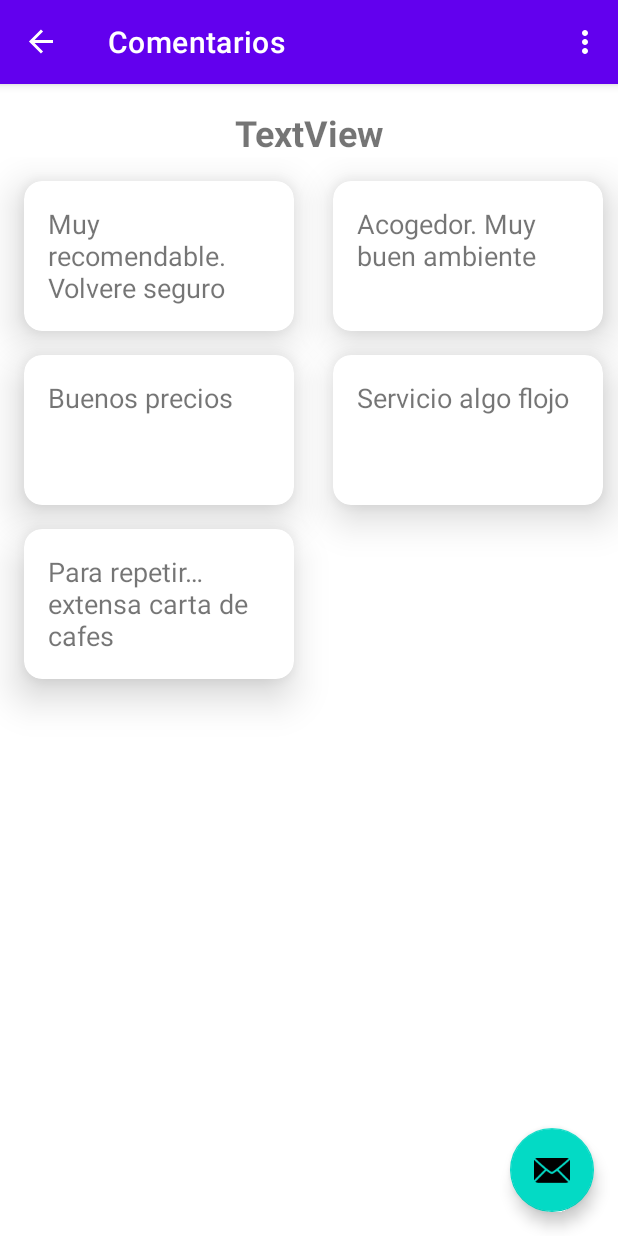
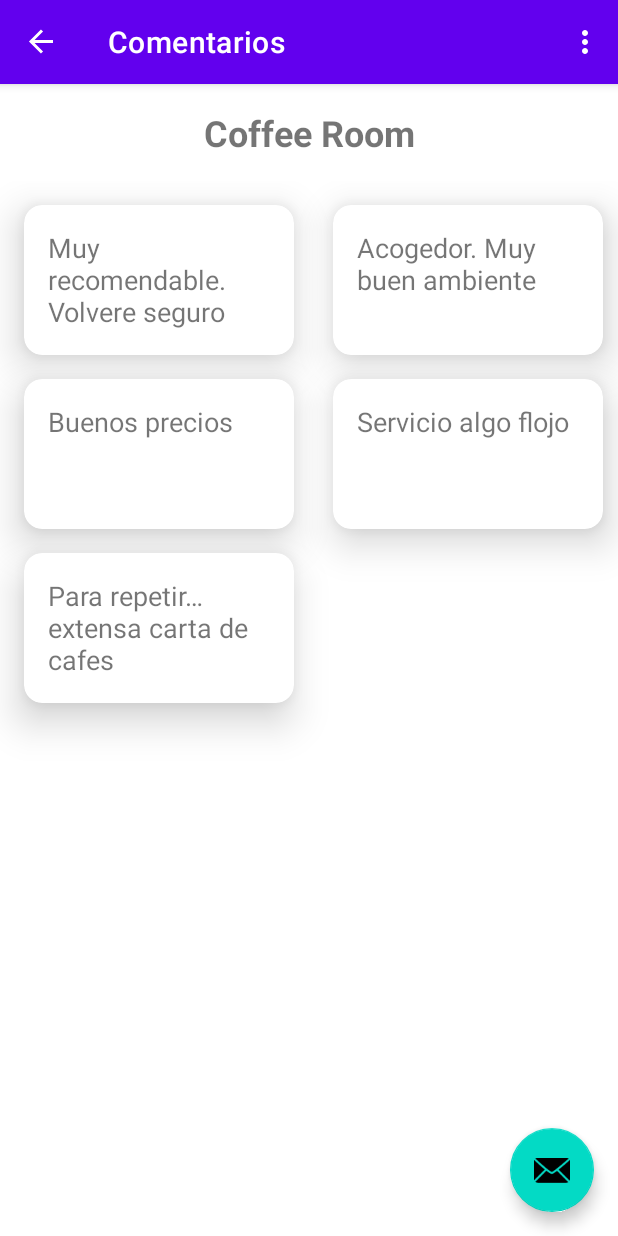
Before and after one commit to Cherry708/DI_Tema6_Ejercicio2_CoffeShops_fragmentTransition, an Android app: the screen it shows after launch (MainActivity), after a tap on "Coffee Room", on a phone screen of 412 x 824 dp. Run offline under Robolectric (Android 15) with nearby library versions, the phone set to English and light mode, and no system bars; our stand-ins replace navigation-ui.

Commit message:
Ejercicio 1 con bundle

```diff
--- a/app/src/main/java/com/example/di_practica3_ejercicio1_tema3/FirstFragment.kt
+++ b/app/src/main/java/com/example/di_practica3_ejercicio1_tema3/FirstFragment.kt
@@ -5,7 +5,6 @@ import androidx.fragment.app.Fragment
 import android.view.LayoutInflater
 import android.view.View
 import android.view.ViewGroup
-import android.widget.Toast
 import androidx.core.os.bundleOf
 import androidx.navigation.fragment.findNavController
 import androidx.recyclerview.widget.LinearLayoutManager
@@ -31,28 +30,30 @@ class FirstFragment : Fragment() {
         inflater: LayoutInflater, container: ViewGroup?,
         savedInstanceState: Bundle?
     ): View? {
-
+/*
         _binding = FragmentFirstBinding.inflate(inflater, container, false)
         return binding.root
 
+ */
+        return inflater.inflate(R.layout.fragment_first, container, false)
     }
 
-    val listaItems = ArrayList<ShopItem>()
+    val listaShops = ArrayList<ShopItem>()
     override fun onViewCreated(view: View, savedInstanceState: Bundle?) {
         super.onViewCreated(view, savedInstanceState)
 
-        listaItems.add(ShopItem(R.drawable.images, R.string.cafe0, R.string.subtitulo0))
-        listaItems.add(ShopItem(R.drawable.images1, R.string.cafe1, R.string.subtitulo1))
-        listaItems.add(ShopItem(R.drawable.images2, R.string.cafe2, R.string.subtitulo2))
-        listaItems.add(ShopItem(R.drawable.images3, R.string.cafe3, R.string.subtitulo3))
-        listaItems.add(ShopItem(R.drawable.images4, R.string.cafe4, R.string.subtitulo4))
-        listaItems.add(ShopItem(R.drawable.images5, R.string.cafe5, R.string.subtitulo5))
-        listaItems.add(ShopItem(R.drawable.images6, R.string.cafe6, R.string.subtitulo6))
+        listaShops.add(ShopItem(R.drawable.images, R.string.cafe0, R.string.subtitulo0))
+        listaShops.add(ShopItem(R.drawable.images1, R.string.cafe1, R.string.subtitulo1))
+        listaShops.add(ShopItem(R.drawable.images2, R.string.cafe2, R.string.subtitulo2))
+        listaShops.add(ShopItem(R.drawable.images3, R.string.cafe3, R.string.subtitulo3))
+        listaShops.add(ShopItem(R.drawable.images4, R.string.cafe4, R.string.subtitulo4))
+        listaShops.add(ShopItem(R.drawable.images5, R.string.cafe5, R.string.subtitulo5))
+        listaShops.add(ShopItem(R.drawable.images6, R.string.cafe6, R.string.subtitulo6))
 
         val recView = view.findViewById<RecyclerView>(R.id.rvShops)
         recView.setHasFixedSize(true)
 
-        val adaptador = ShopItemAdapter(listaItems)
+        val adaptador = ShopItemAdapter(listaShops)
         recView.adapter = adaptador
         recView.layoutManager = LinearLayoutManager(context, LinearLayoutManager.VERTICAL, false)
 
@@ -64,7 +65,12 @@ class FirstFragment : Fragment() {
          */
         adaptador.onClick = {
             //bundleOf(listaItems.get(it).)
-            findNavController().navigate(R.id.action_FirstFragment_to_SecondFragment)
+            val itemSeleccionado = listaShops[recView.getChildAdapterPosition(it)]
+            /*
+            El titulo de ShopItem es un entero que apunta a un recurso, debemos llamara al recurso
+             */
+            val bundle = bundleOf("tvNombreTienda" to resources.getString(itemSeleccionado.titulo))
+            findNavController().navigate(R.id.action_FirstFragment_to_SecondFragment, bundle)
         }
     }
 
--- a/app/src/main/java/com/example/di_practica3_ejercicio1_tema3/SecondFragment.kt
+++ b/app/src/main/java/com/example/di_practica3_ejercicio1_tema3/SecondFragment.kt
@@ -5,6 +5,7 @@ import androidx.fragment.app.Fragment
 import android.view.LayoutInflater
 import android.view.View
 import android.view.ViewGroup
+import android.widget.TextView
 import androidx.navigation.fragment.findNavController
 import androidx.recyclerview.widget.GridLayoutManager
 import androidx.recyclerview.widget.LinearLayoutManager
@@ -36,9 +37,11 @@ class SecondFragment : Fragment() {
         savedInstanceState: Bundle?
     ): View? {
 
+        /*
         _binding = FragmentSecondBinding.inflate(inflater, container, false)
         return binding.root
-
+        */
+        return inflater.inflate(R.layout.fragment_second, container, false)
     }
 
     val listaItems = ArrayList<CommentItem>()
@@ -51,6 +54,8 @@ class SecondFragment : Fragment() {
         listaItems.add(CommentItem(R.string.comentario3))
         listaItems.add(CommentItem(R.string.comentario4))
 
+        val nombreTienda = view.findViewById<TextView>(R.id.tvNombreTienda)
+        nombreTienda.text = (arguments?.getString("tvNombreTienda"))
 
         val recView = view.findViewById<RecyclerView>(R.id.rvComentarios)
         recView.setHasFixedSize(true)
--- a/app/src/main/res/layout/fragment_second.xml
+++ b/app/src/main/res/layout/fragment_second.xml
@@ -12,9 +12,7 @@
         android:id="@+id/tvNombreTienda"
         android:layout_width="match_parent"
         android:layout_height="wrap_content"
-        android:layout_marginLeft="16dp"
-        android:layout_marginTop="16dp"
-        android:layout_marginRight="16dp"
+        android:layout_margin="16dp"
         android:gravity="center"
         android:text="TextView"
         android:textSize="24sp"
```
